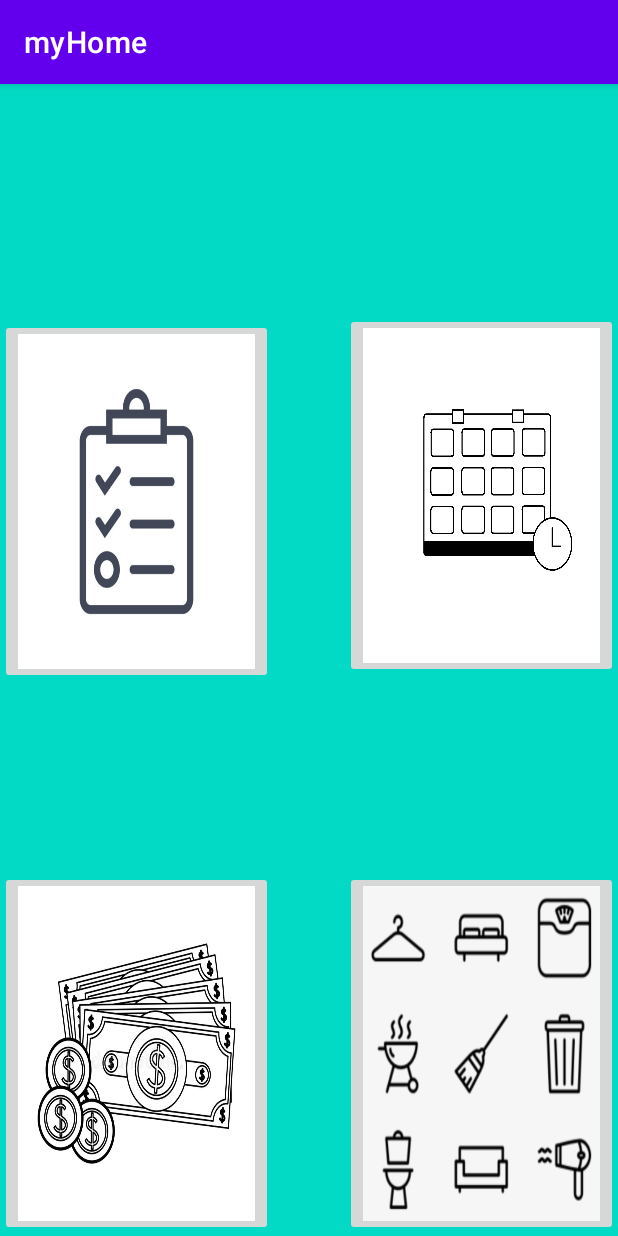
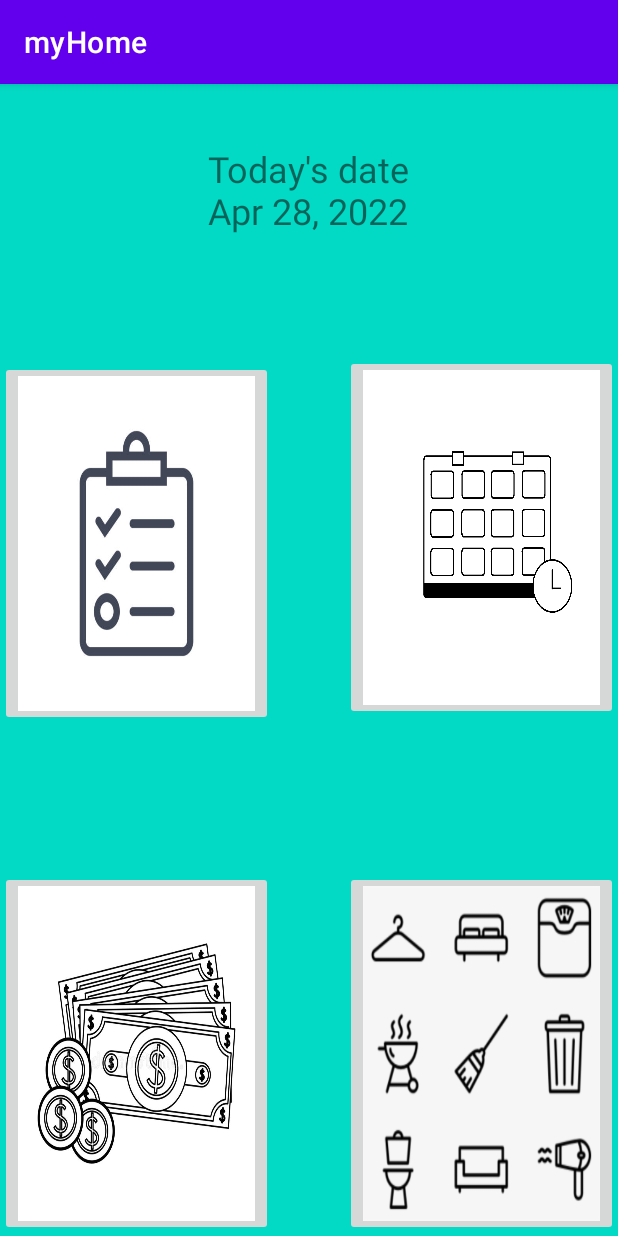
Before and after one commit to klazomania/Household_Organizor_2.0, an Android app: the screen it shows after launch (Home_Screen), on a phone screen of 412 x 824 dp. Run offline under Robolectric (Android 15) with nearby library versions, the phone set to English and light mode, and no system bars.

Commit message:
adjusted Date function

```diff
--- a/app/src/main/java/com/example/tasklistapplication/Home_Screen.java
+++ b/app/src/main/java/com/example/tasklistapplication/Home_Screen.java
@@ -5,9 +5,12 @@ import androidx.lifecycle.ViewModel;
 
 import android.content.Intent;
 import android.os.Bundle;
+import android.text.Html;
 import android.view.View;
+import android.widget.TextView;
 
 import java.util.ArrayList;
+import java.util.Date;
 
 public class Home_Screen extends AppCompatActivity {
 
@@ -21,6 +24,11 @@ public class Home_Screen extends AppCompatActivity {
         Intent i = getIntent();
         amountList = i.getStringArrayListExtra("amountList");
         descList = i.getStringArrayListExtra("descList");
+        String dateAndTime = java.text.DateFormat.getDateInstance().format(new Date());
+        TextView currentDate = findViewById(R.id.textView);
+        String message = "Today's date\n";
+        String messageWithDate = message.concat(dateAndTime);
+        currentDate.setText(messageWithDate);
 
     }
 
```
